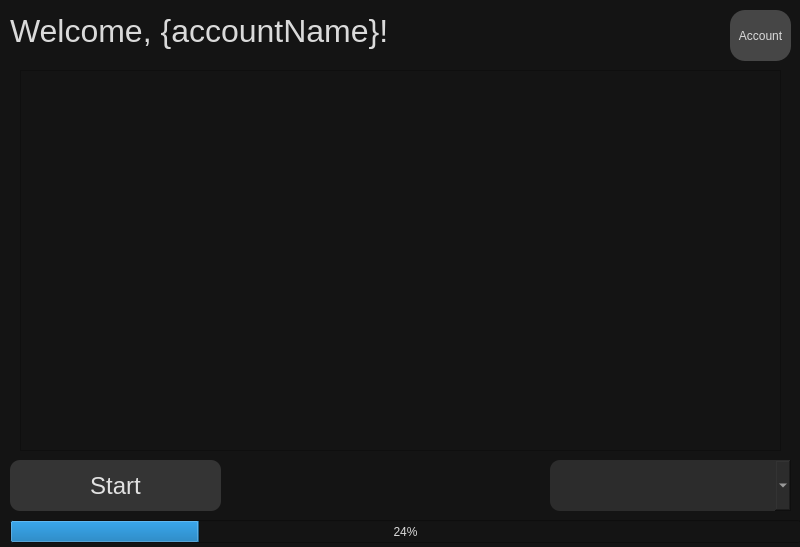
Before: the Qt Designer form v2/design/main.ui in mc-c0rp/ml, drawn with Qt 5.
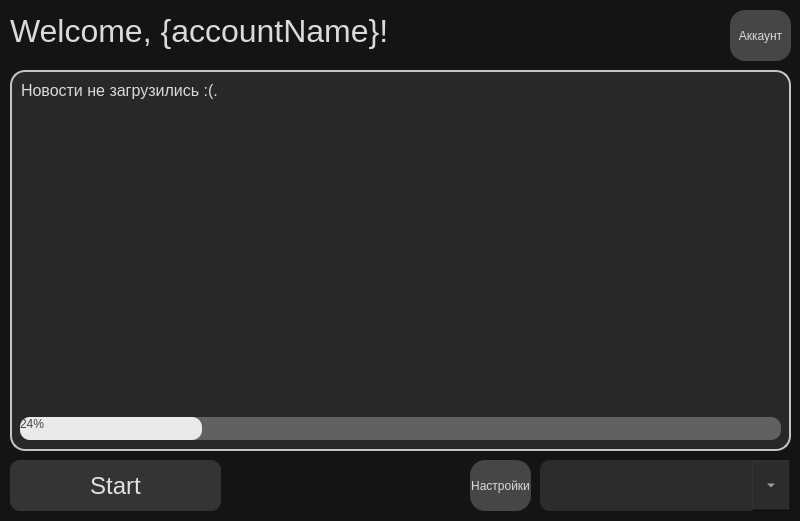
After: the same form once the commit is applied.

What changed in the file:
```diff
--- a/v2/design/main.ui
+++ b/v2/design/main.ui
@@ -7,9 +7,21 @@
     <x>0</x>
     <y>0</y>
     <width>800</width>
-    <height>547</height>
+    <height>521</height>
    </rect>
   </property>
+  <property name="minimumSize">
+   <size>
+    <width>800</width>
+    <height>521</height>
+   </size>
+  </property>
+  <property name="maximumSize">
+   <size>
+    <width>800</width>
+    <height>521</height>
+   </size>
+  </property>
   <property name="windowTitle">
    <string>ml - 0.1 / mc_c0rp</string>
   </property>
@@ -51,7 +63,7 @@
 border-radius: 15px</string>
     </property>
     <property name="text">
-     <string>Account</string>
+     <string>Аккаунт</string>
     </property>
    </widget>
    <widget class="QLabel" name="welcomeText">
@@ -73,54 +85,115 @@
    <widget class="QComboBox" name="versionBox">
     <property name="geometry">
      <rect>
-      <x>550</x>
+      <x>540</x>
       <y>460</y>
-      <width>241</width>
+      <width>251</width>
       <height>51</height>
      </rect>
     </property>
     <property name="styleSheet">
-     <string notr="true">background-color: rgb(44, 44, 44);
-border-radius: 10px;
-font-size: 20px;</string>
+     <string notr="true">QComboBox{
+	background-color: rgb(44, 44, 44);
+	border-radius: 10px;
+	font-size: 20px;
+	padding: 5px;
+}
+
+QComboBox::drop-down {
+	outline: none;
+}
+
+QComboBox::drop-down:button{
+	width: 40px;
+}</string>
     </property>
    </widget>
-   <widget class="QScrollArea" name="newsArea">
+   <widget class="QProgressBar" name="bar">
     <property name="geometry">
      <rect>
       <x>20</x>
-      <y>70</y>
+      <y>417</y>
       <width>761</width>
-      <height>381</height>
-     </rect>
-    </property>
-    <property name="widgetResizable">
-     <bool>true</bool>
-    </property>
-    <widget class="QWidget" name="scrollAreaWidgetContents">
-     <property name="geometry">
-      <rect>
-       <x>0</x>
-       <y>0</y>
-       <width>759</width>
-       <height>379</height>
-      </rect>
-     </property>
-    </widget>
-   </widget>
-   <widget class="QProgressBar" name="bar">
-    <property name="geometry">
-     <rect>
-      <x>10</x>
-      <y>520</y>
-      <width>791</width>
       <height>23</height>
      </rect>
     </property>
+    <property name="styleSheet">
+     <string notr="true">QProgressBar{
+	border-radius: 10px;
+	background-color: rgb(97, 97, 97);
+	color: rgb(68, 68, 68)
+}
+QProgressBar::chunk{
+	border-radius: 10px;
+	background-color: rgb(234, 234, 234)
+}</string>
+    </property>
     <property name="value">
      <number>24</number>
     </property>
    </widget>
+   <widget class="QPlainTextEdit" name="news">
+    <property name="enabled">
+     <bool>false</bool>
+    </property>
+    <property name="geometry">
+     <rect>
+      <x>10</x>
+      <y>70</y>
+      <width>781</width>
+      <height>381</height>
+     </rect>
+    </property>
+    <property name="styleSheet">
+     <string notr="true">QPlainTextEdit{
+	font-size: 16px;
+	border: 2px solid rgb(197, 197, 197);
+	border-radius: 15px;
+	background-color: rgb(40, 40, 40);
+	padding: 5px;
+}
+QScrollBar:vertical {
+    border-radius: 10px;
+	background-color
+}</string>
+    </property>
+    <property name="verticalScrollBarPolicy">
+     <enum>Qt::ScrollBarAlwaysOff</enum>
+    </property>
+    <property name="readOnly">
+     <bool>true</bool>
+    </property>
+    <property name="plainText">
+     <string>Новости не загрузились :(.</string>
+    </property>
+    <property name="textInteractionFlags">
+     <set>Qt::TextBrowserInteraction</set>
+    </property>
+   </widget>
+   <widget class="QPushButton" name="settingsButton">
+    <property name="geometry">
+     <rect>
+      <x>470</x>
+      <y>460</y>
+      <width>61</width>
+      <height>51</height>
+     </rect>
+    </property>
+    <property name="styleSheet">
+     <string notr="true">background-color: rgb(70, 70, 70);
+border-radius: 15px</string>
+    </property>
+    <property name="text">
+     <string>Настройки</string>
+    </property>
+   </widget>
+   <zorder>play</zorder>
+   <zorder>accountButton</zorder>
+   <zorder>welcomeText</zorder>
+   <zorder>versionBox</zorder>
+   <zorder>news</zorder>
+   <zorder>bar</zorder>
+   <zorder>settingsButton</zorder>
   </widget>
  </widget>
  <resources/>
```
Left out of the diff: 3 changed lines with no effect on the pictures.
